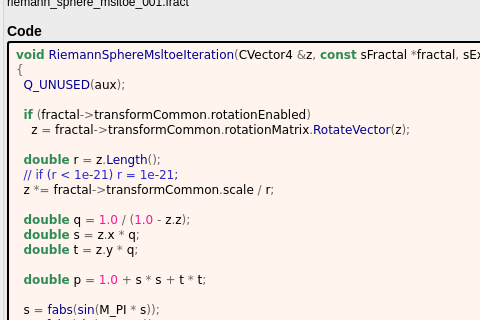
Qt form mandelbulber2/formula/ui/riemann_sphere_msltoe.ui (buddhi1980/mandelbulber2) before a commit; both pictures show x 0 to 480 and y 356 to 676 of the 841 by 1103 pixel window.
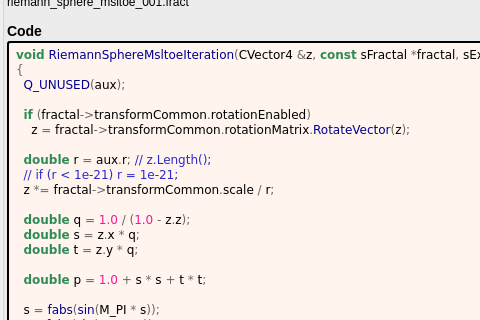
The same form after that commit. Custom widgets are drawn as their Qt base class.

Diff of the .ui file:
```diff
--- a/mandelbulber2/formula/ui/riemann_sphere_msltoe.ui
+++ b/mandelbulber2/formula/ui/riemann_sphere_msltoe.ui
@@ -417,7 +417,7 @@
   &lt;span style=&quot;color:#2e8b57; font-weight:bold&quot;&gt;if&lt;/span&gt; &lt;span style=&quot;color:#676767&quot;&gt;(&lt;/span&gt;fractal&lt;span style=&quot;color:#676767&quot;&gt;-&amp;gt;&lt;/span&gt;transformCommon&lt;span style=&quot;color:#676767&quot;&gt;.&lt;/span&gt;rotationEnabled&lt;span style=&quot;color:#676767&quot;&gt;)&lt;/span&gt;
     z &lt;span style=&quot;color:#676767&quot;&gt;=&lt;/span&gt; fractal&lt;span style=&quot;color:#676767&quot;&gt;-&amp;gt;&lt;/span&gt;transformCommon&lt;span style=&quot;color:#676767&quot;&gt;.&lt;/span&gt;rotationMatrix&lt;span style=&quot;color:#676767&quot;&gt;.&lt;/span&gt;&lt;span style=&quot;color:#00008f&quot;&gt;RotateVector&lt;/span&gt;&lt;span style=&quot;color:#676767&quot;&gt;(&lt;/span&gt;z&lt;span style=&quot;color:#676767&quot;&gt;);&lt;/span&gt;
 
-  &lt;span style=&quot;color:#2e8b57; font-weight:bold&quot;&gt;double&lt;/span&gt; r &lt;span style=&quot;color:#676767&quot;&gt;=&lt;/span&gt; z&lt;span style=&quot;color:#676767&quot;&gt;.&lt;/span&gt;&lt;span style=&quot;color:#00008f&quot;&gt;Length&lt;/span&gt;&lt;span style=&quot;color:#676767&quot;&gt;();&lt;/span&gt;
+  &lt;span style=&quot;color:#2e8b57; font-weight:bold&quot;&gt;double&lt;/span&gt; r &lt;span style=&quot;color:#676767&quot;&gt;=&lt;/span&gt; aux&lt;span style=&quot;color:#676767&quot;&gt;.&lt;/span&gt;r&lt;span style=&quot;color:#676767&quot;&gt;;&lt;/span&gt; &lt;span style=&quot;color:#2929cc&quot;&gt;// z.Length();&lt;/span&gt;
   &lt;span style=&quot;color:#2929cc&quot;&gt;// if (r &amp;lt; 1e-21) r = 1e-21;&lt;/span&gt;
   z &lt;span style=&quot;color:#676767&quot;&gt;*=&lt;/span&gt; fractal&lt;span style=&quot;color:#676767&quot;&gt;-&amp;gt;&lt;/span&gt;transformCommon&lt;span style=&quot;color:#676767&quot;&gt;.&lt;/span&gt;scale &lt;span style=&quot;color:#676767&quot;&gt;/&lt;/span&gt; r&lt;span style=&quot;color:#676767&quot;&gt;;&lt;/span&gt;
 
```
